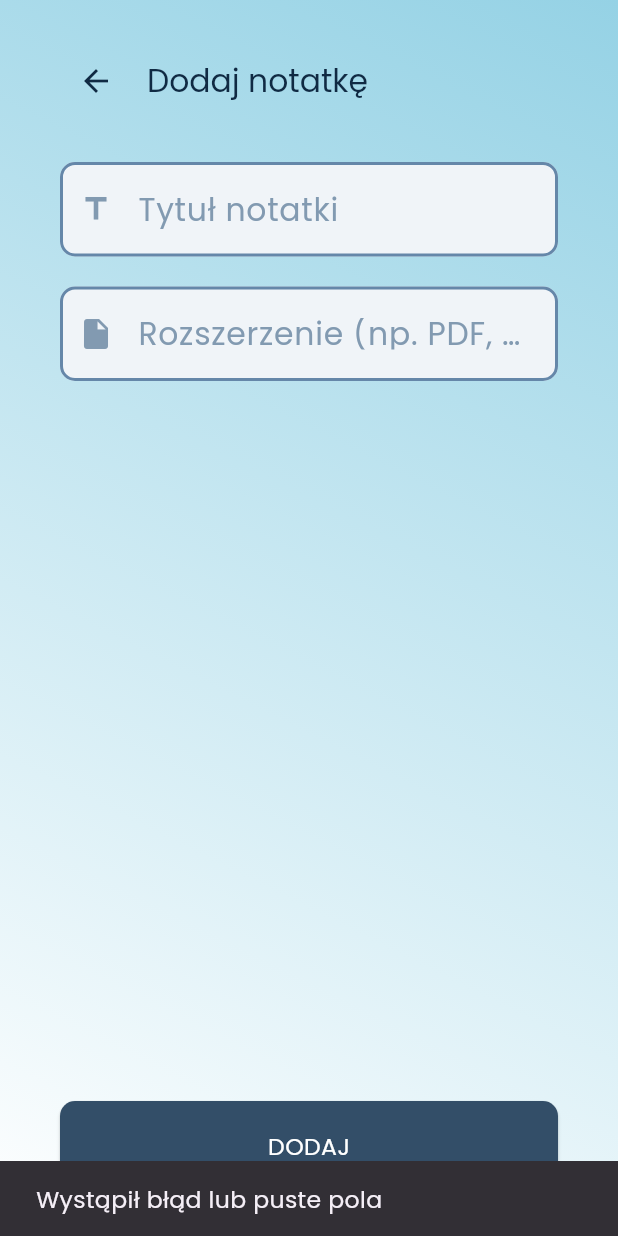
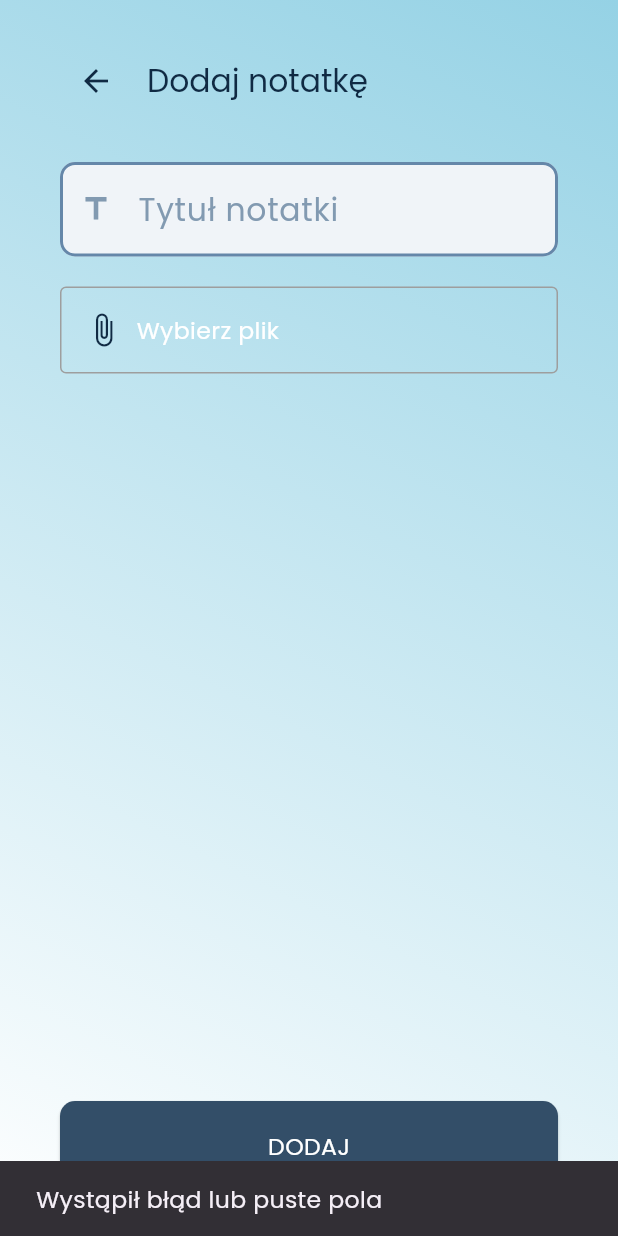
Before and after one commit to Miszczykk/dasz_spisac, a Flutter app: the _AddNotePageContent screen opened directly, after a tap on "DODAJ", on a phone screen of 412 x 824 dp. Run offline on Flutter 3.47's test engine with Material 3 defaults, Android fonts, the light colour scheme and no system bars; our stand-ins replace file_picker, flutter_dotenv, hive_flutter, supabase_flutter; accounts and stored records are empty.

Commit message:
Added UI to upload files

```diff
--- a/lib/viewmodels/add_note_viewmodel.dart
+++ b/lib/viewmodels/add_note_viewmodel.dart
@@ -1,18 +1,51 @@
 import 'package:flutter/material.dart';
 import 'package:dasz_spisac/models/local_model.dart';
 import 'package:dasz_spisac/services/database_service.dart';
+import 'package:file_picker/file_picker.dart';
 
 class AddNoteViewModel extends ChangeNotifier {
   final DatabaseService _dbService = DatabaseService();
 
   final TextEditingController titleController = TextEditingController();
-  final TextEditingController extensionController = TextEditingController();
+
+  PlatformFile? _selectedFile;
+  PlatformFile? get selectedFile => _selectedFile;
 
   bool _isLoading = false;
   bool get isLoading => _isLoading;
 
+  final List<String> _allowedExtensions = ['txt', 'docx', 'odt', 'xlsx', 'ods', 'pptx', 'pdf'];
+  final int _maxFileSizeInBytes = 2 * 1024 * 1024;
+
+  Future<void> pickFile() async{
+    FilePickerResult? result = await FilePicker.platform.pickFiles(
+      type: FileType.custom,
+      allowedExtensions: _allowedExtensions,
+    );
+
+    if(result != null){
+      _selectedFile = result.files.first;
+
+      if(titleController.text.isEmpty){
+        String fileName = _selectedFile!.name;
+        String? extension = _selectedFile!.extension;
+
+        if(extension != null && fileName.endsWith('.$extension')){
+          titleController.text = fileName.substring(0, fileName.length - (extension.length + 1));
+        }else{
+          titleController.text = fileName;
+        }
+      }
+      notifyListeners();
+    }
+  }
+
   Future<bool> addNote() async {
-    if (titleController.text.isEmpty || extensionController.text.isEmpty) {
+    if (titleController.text.isEmpty || _selectedFile == null) {
+      return false;
+    }
+
+    if(_selectedFile!.size > _maxFileSizeInBytes){
       return false;
     }
 
@@ -29,10 +62,10 @@
 
       final newNote = {
         'title': titleController.text,
-        'extension_file': extensionController.text.toUpperCase(),
+        'extension_file': _selectedFile!.extension?.toUpperCase() ?? 'PM',
         'id_user': userId,
         'date': DateTime.now().toIso8601String(),
-        'size_file': 10240,
+        'size_file': _selectedFile!.size,
       };
 
       await _dbService.addNote(domain, newNote);
@@ -52,7 +85,6 @@
   @override
   void dispose() {
     titleController.dispose();
-    extensionController.dispose();
     super.dispose();
   }
 }
--- a/lib/views/add_note_page.dart
+++ b/lib/views/add_note_page.dart
@@ -52,14 +52,30 @@
                 ),
               ),
               const SizedBox(height: 20),
-              TextField(
-                controller: viewModel.extensionController,
-                decoration: const InputDecoration(
-                  labelText: 'Rozszerzenie (np. PDF, DOCX)',
-                  border: OutlineInputBorder(),
-                  prefixIcon: Icon(Icons.insert_drive_file),
+
+
+              InkWell(
+                onTap: viewModel.isLoading ? null : () => viewModel.pickFile(),
+                child: Container(
+                  padding: const EdgeInsets.all(16),
+                  decoration: BoxDecoration(
+                    border: Border.all(color: Colors.grey),
+                    borderRadius: BorderRadius.circular(4),
+                  ),
+                  child: Row(
+                    children: [
+                      const Icon(Icons.attach_file),
+                      const SizedBox(width: 10),
+                      Expanded(child: Text(
+                        viewModel.selectedFile == null ? 'Wybierz plik' : 'Wybrano: ${viewModel.selectedFile!.name}',
+                        overflow: TextOverflow.ellipsis,
+                      ))
+                    ],
+                  ),
                 ),
               ),
+
+
               const Spacer(),
               ElevatedButton(
                 onPressed: viewModel.isLoading
--- a/lib/views/policy_page.dart
+++ b/lib/views/policy_page.dart
@@ -32,7 +32,7 @@
 2.2. W celu weryfikacji autentyczności konta, system automatycznie generuje i wysyła na podany adres e-mail jednorazowy kod weryfikacyjny.
 2.3. Użytkownik zobowiązany jest do przepisania otrzymanego kodu w odpowiednim polu Aplikacji. Jest to warunek konieczny do uzyskania dostępu do funkcjonalności systemu.
 3. Standardy Plików:
-3.1. W celu zapewnienia bezpieczeństwa i spójności danych, Aplikacja umożliwia przesyłanie wyłącznie plików o następujących rozszerzeniach: txt, docx, odt, xlsx, ods, pptx.
+3.1. W celu zapewnienia bezpieczeństwa i spójności danych, Aplikacja umożliwia przesyłanie wyłącznie plików o następujących rozszerzeniach: txt, docx, odt, xlsx, ods, pptx, pdf.
 3.2. Próba przesłania plików o innych rozszerzeniach zostanie automatycznie zablokowana przez system.
 4. Transparentność Metadanych: Przy każdym udostępnionym pliku Aplikacja automatycznie publikuje informacje techniczne, w tym:
 4.1. Rozmiar pliku.
--- a/pubspec.yaml
+++ b/pubspec.yaml
@@ -39,6 +39,7 @@
   hive_flutter: ^1.1.0
   supabase_flutter: ^2.12.0
   flutter_dotenv: ^5.2.0
+  file_picker: ^10.3.8
 
 dev_dependencies:
   flutter_test:
```
Also changed, not shown: pubspec.lock, 2 other files.
